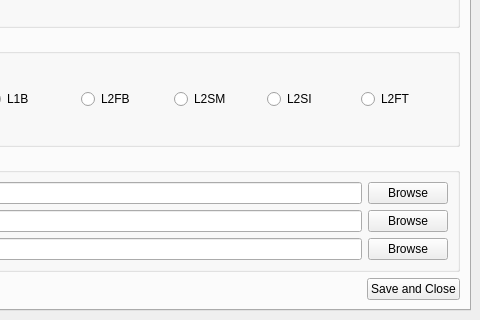
Qt form gui/interface.ui (l0r3m1psum/hydrognss_orchestrator) before a commit; both pictures show x 138 to 618 and y 129 to 449 of the 618 by 449 pixel window.
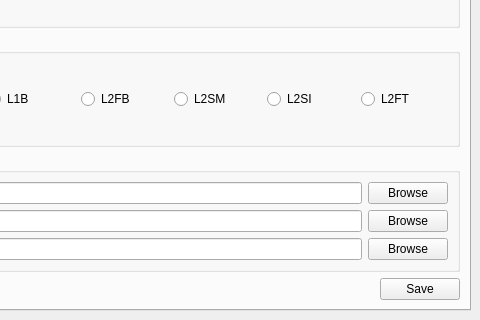
The same form after that commit.

Diff of the .ui file:
```diff
--- a/gui/interface.ui
+++ b/gui/interface.ui
@@ -290,7 +290,7 @@
           <item>
            <widget class="QPushButton" name="btn_save">
             <property name="text">
-             <string>Save and Close</string>
+             <string>Save</string>
             </property>
            </widget>
           </item>
```
